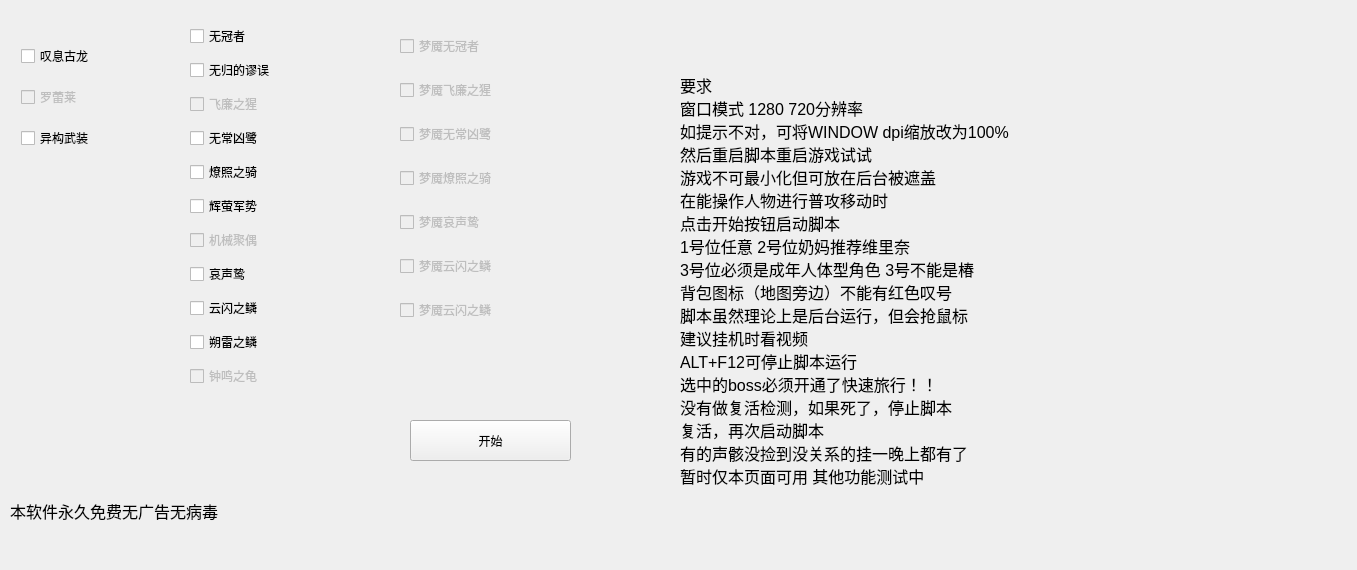
Old version of the form normalbosspanel.ui in the repository A-SunsetMkt-Forks/wuwaBackendTool.
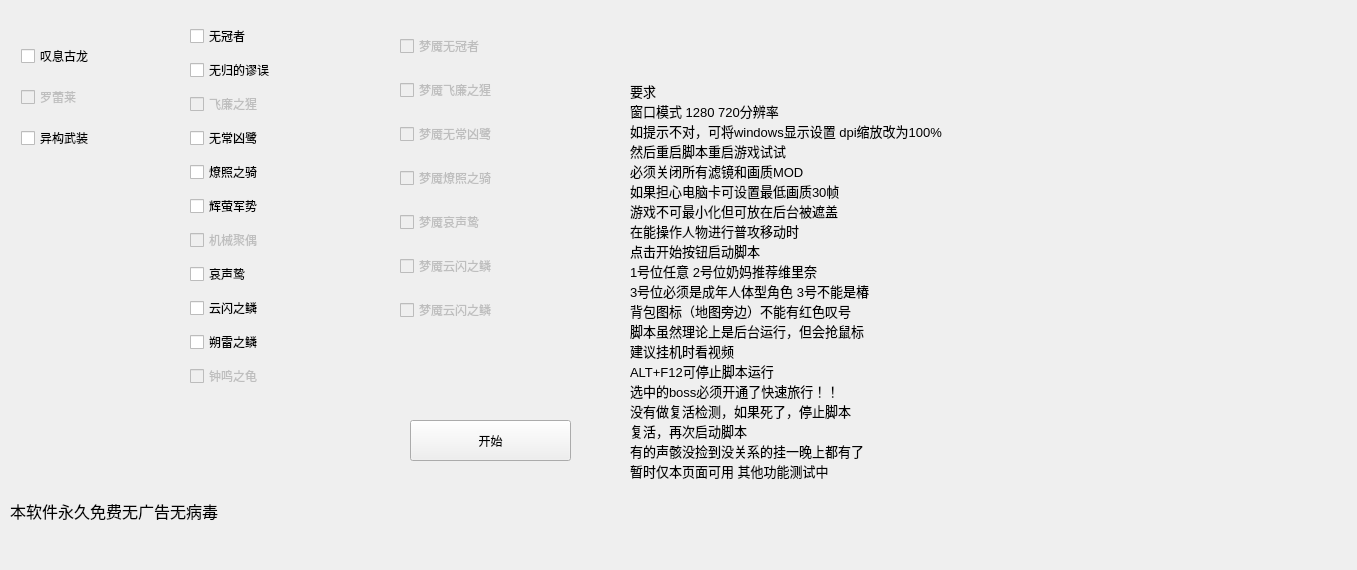
New version of the form.

The edit to the form file:
```diff
--- a/normalbosspanel.ui
+++ b/normalbosspanel.ui
@@ -266,22 +266,24 @@
   <widget class="QLabel" name="label">
    <property name="geometry">
     <rect>
-     <x>680</x>
+     <x>630</x>
      <y>0</y>
-     <width>521</width>
+     <width>611</width>
      <height>561</height>
     </rect>
    </property>
    <property name="font">
     <font>
-     <pointsize>12</pointsize>
+     <pointsize>10</pointsize>
     </font>
    </property>
    <property name="text">
     <string>要求
 窗口模式 1280 720分辨率
-如提示不对，可将WINDOW dpi缩放改为100%
+如提示不对，可将windows显示设置 dpi缩放改为100%
 然后重启脚本重启游戏试试
+必须关闭所有滤镜和画质MOD
+如果担心电脑卡可设置最低画质30帧
 游戏不可最小化但可放在后台被遮盖
 在能操作人物进行普攻移动时
 点击开始按钮启动脚本
```
